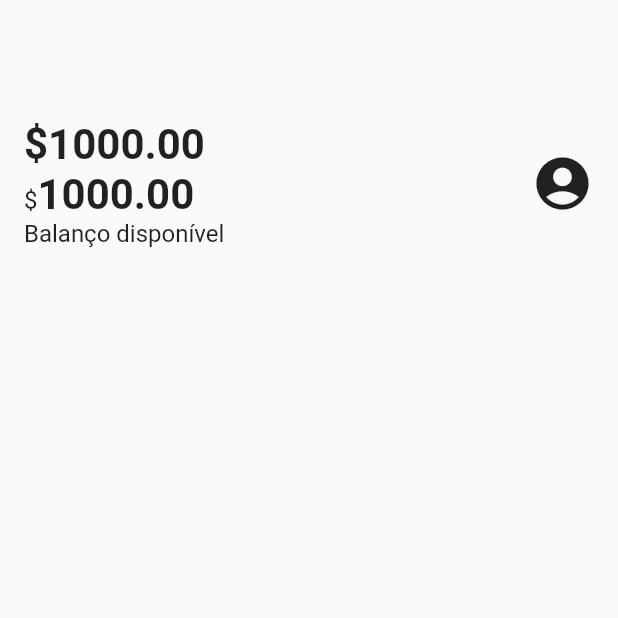
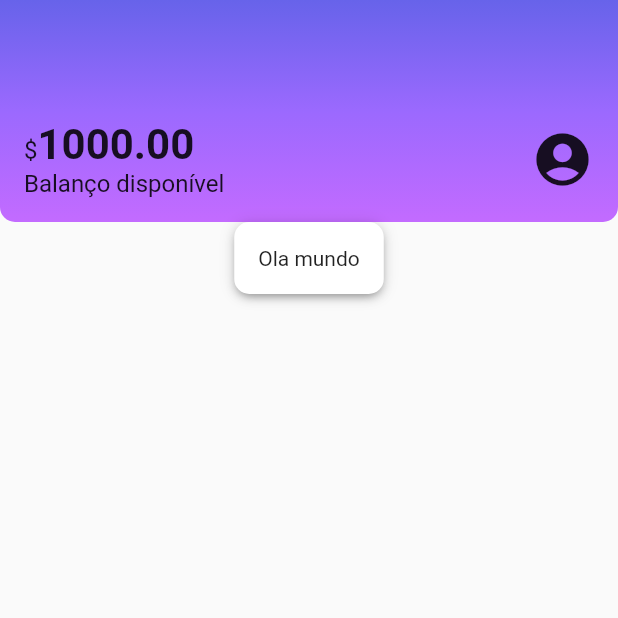
Before and after one commit to otaviohenrique1/alurabank, a Flutter app: the screen it shows after launch, on a phone screen of 412 x 824 dp, the top half of it. Run offline on Flutter 3.47's test engine with Material 2 defaults, Android fonts, the light colour scheme and no system bars.

Commit message:
commit 2

```diff
--- /dev/null
+++ b/lib/components/box_card.dart
@@ -0,0 +1,24 @@
+import 'package:flutter/material.dart';
+
+class BoxCard extends StatelessWidget {
+  const BoxCard({
+    super.key,
+    required this.boxContent,
+  });
+
+  final Widget boxContent;
+
+  @override
+  Widget build(BuildContext context) {
+    return Container(
+      decoration: BoxDecoration(
+        // color: const Color.fromRGBO(75, 75, 75, 1.0),
+        color: Theme.of(context).cardColor,
+        borderRadius: BorderRadius.circular(10),
+        boxShadow: kElevationToShadow[3],
+      ),
+      padding: const EdgeInsets.all(16),
+      child: boxContent,
+    );
+  }
+}
--- a/lib/components/sections/header.dart
+++ b/lib/components/sections/header.dart
@@ -6,6 +6,18 @@ class Header extends StatelessWidget {
   @override
   Widget build(BuildContext context) {
     return Container(
+      decoration: const BoxDecoration(
+        gradient: LinearGradient(
+          begin: Alignment.topCenter,
+          end: Alignment.bottomCenter,
+          colors: [
+            Color.fromRGBO(103, 99, 234, 1),
+            Color.fromRGBO(155, 105, 254, 1),
+            Color.fromRGBO(195, 107, 255, 1),
+          ],
+        ),
+        borderRadius: BorderRadius.vertical(bottom: Radius.circular(10)),
+      ),
       child: const Padding(
         padding: EdgeInsets.fromLTRB(16, 80, 16, 16),
         child: Row(
@@ -14,10 +26,6 @@ class Header extends StatelessWidget {
             Column(
               crossAxisAlignment: CrossAxisAlignment.start,
               children: <Widget>[
-                Text(
-                  "\$1000.00",
-                  style: TextStyle(fontSize: 28, fontWeight: FontWeight.bold),
-                ),
                 Text.rich(TextSpan(
                   text: "\$",
                   style: TextStyle(fontSize: 16),
--- a/lib/screens/home.dart
+++ b/lib/screens/home.dart
@@ -1,3 +1,4 @@
+import 'package:alurabank/components/box_card.dart';
 import 'package:alurabank/components/sections/header.dart';
 import 'package:flutter/material.dart';
 
@@ -15,6 +16,9 @@ class Home extends StatelessWidget {
       body: const Column(
         children: [
           Header(),
+          BoxCard(
+            boxContent: Text("Ola mundo"),
+          ),
         ],
       ),
     );
```
